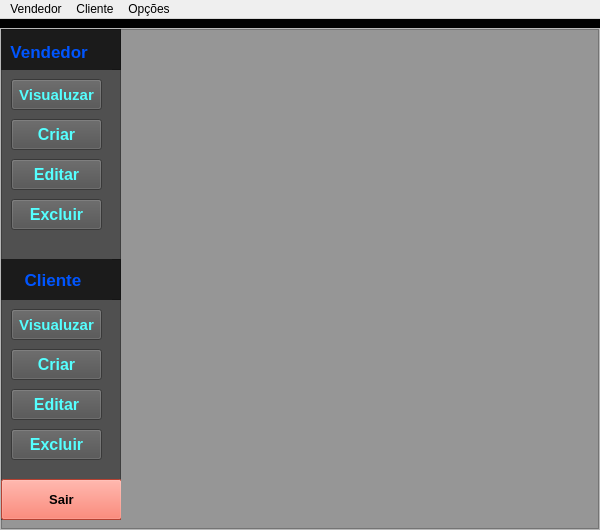
ronielpereiraleite/Sistema-LDXPS, file interface.ui: the form before one commit.
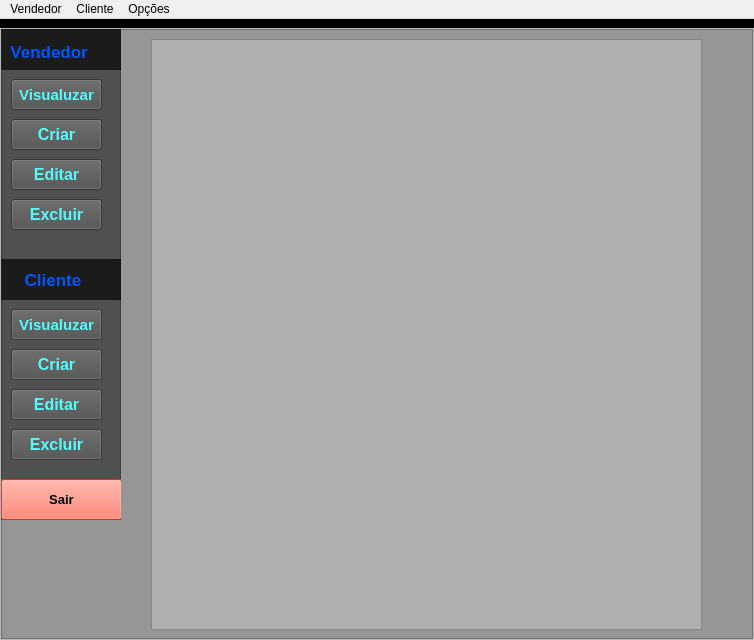
The form after the commit.

What changed in the file:
```diff
--- a/interface.ui
+++ b/interface.ui
@@ -6,8 +6,8 @@
    <rect>
     <x>0</x>
     <y>0</y>
-    <width>600</width>
-    <height>530</height>
+    <width>754</width>
+    <height>640</height>
    </rect>
   </property>
   <property name="minimumSize">
@@ -419,6 +419,26 @@
            </property>
           </widget>
          </widget>
+         <widget class="QTableWidget" name="tableWidget">
+          <property name="geometry">
+           <rect>
+            <x>150</x>
+            <y>10</y>
+            <width>551</width>
+            <height>591</height>
+           </rect>
+          </property>
+          <property name="font">
+           <font>
+            <pointsize>12</pointsize>
+            <weight>75</weight>
+            <bold>true</bold>
+           </font>
+          </property>
+          <property name="styleSheet">
+           <string notr="true">background-color: rgb(175, 175, 175);</string>
+          </property>
+         </widget>
         </widget>
        </item>
       </layout>
@@ -431,7 +451,7 @@
     <rect>
      <x>0</x>
      <y>0</y>
-     <width>600</width>
+     <width>754</width>
      <height>21</height>
     </rect>
    </property>
```
